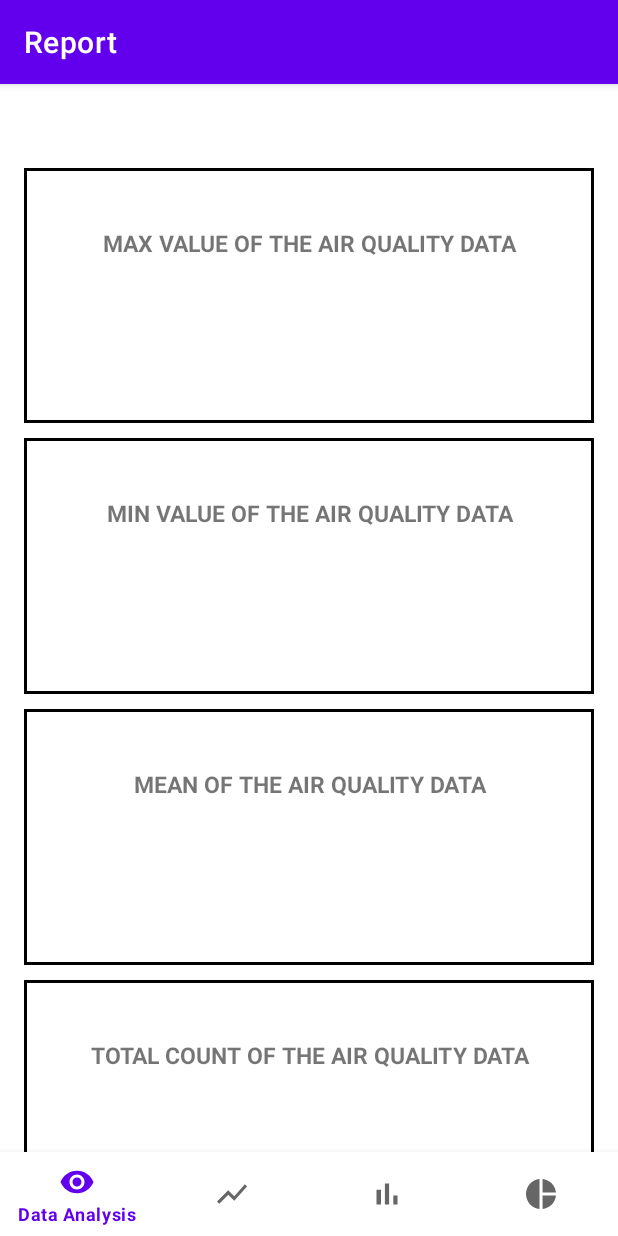
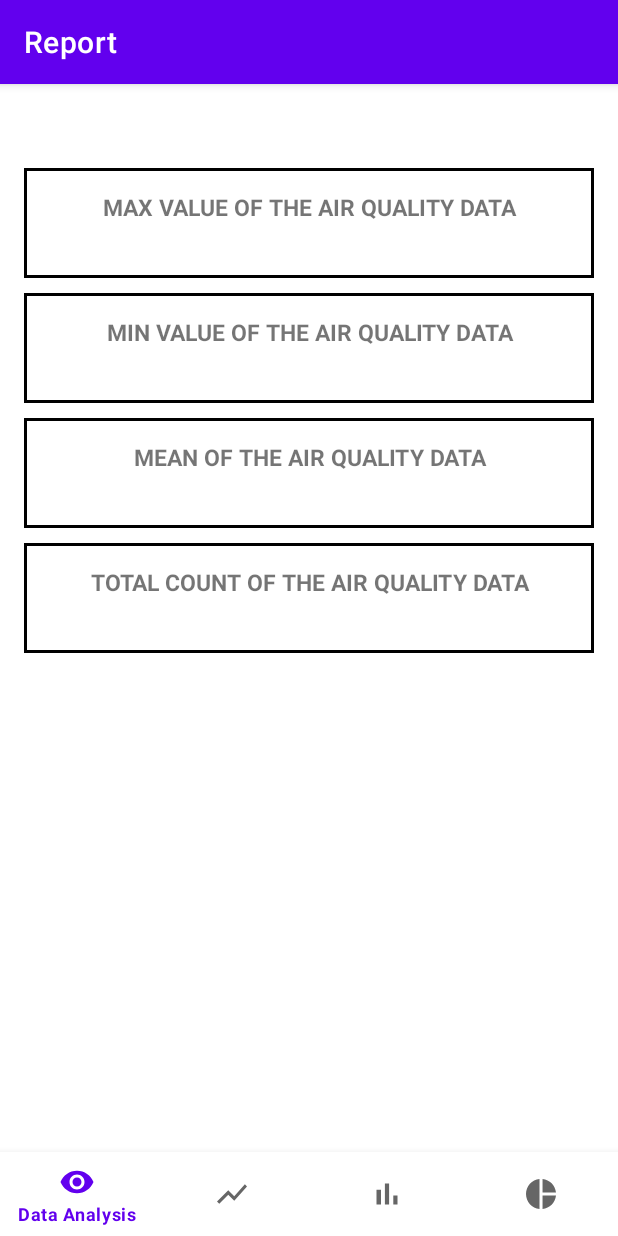
Before and after one commit to OguzKaanYazan/AirQualityMonitoring, an Android app: the SummaryFragment screen opened directly, with no data from a screen before it, on a phone screen of 412 x 824 dp. Run offline under Robolectric (Android 15) with nearby library versions, the light colour scheme and no system bars; our stand-ins replace navigation-ui; libraries missing offline, so code that uses them is left out: com.github.mikephil.charting.

Commit message:
Main Page and Data Analysis Page updated.

```diff
--- a/app/src/main/res/layout/fragment_summary.xml
+++ b/app/src/main/res/layout/fragment_summary.xml
@@ -1,10 +1,16 @@
 <?xml version="1.0" encoding="utf-8"?>
-<LinearLayout xmlns:android="http://schemas.android.com/apk/res/android"
+
+ <ScrollView xmlns:android="http://schemas.android.com/apk/res/android"
+android:layout_width="match_parent"
+    android:layout_height="wrap_content"
+    android:fillViewport="true">
+<LinearLayout
     android:layout_width="match_parent"
     android:layout_height="match_parent"
     android:paddingLeft="16dp"
     android:paddingRight="16dp"
     android:orientation="vertical">
+
 
     <LinearLayout
         android:layout_width="match_parent"
@@ -12,14 +18,13 @@
         android:background="@drawable/border"
         android:orientation="vertical"
         android:gravity="center"
-        android:layout_weight="1"
+        android:layout_weight="0.50"
 
 
         android:padding="15dp">
         <TextView
             android:layout_width="match_parent"
             android:layout_height="wrap_content"
-            android:layout_weight="1"
             android:textSize="15sp"
             android:textStyle="bold"
             android:text="MAX VALUE OF THE AIR QUALITY DATA"
@@ -29,10 +34,41 @@
         <TextView
             android:layout_width="match_parent"
             android:layout_height="wrap_content"
-            android:layout_weight="1"
             android:textSize="15sp"
             android:textStyle="bold"
+            android:layout_weight="0.25"
             android:id="@+id/airqmax"
+            android:gravity="center"
+            />
+    </LinearLayout>
+
+
+    <LinearLayout
+        android:layout_width="match_parent"
+        android:layout_height="wrap_content"
+        android:background="@drawable/border"
+        android:layout_marginTop="10dp"
+        android:orientation="vertical"
+        android:gravity="center"
+        android:layout_weight="0.50"
+
+        android:padding="15dp">
+
+        <TextView
+            android:layout_width="match_parent"
+            android:layout_height="wrap_content"
+            android:textSize="15sp"
+            android:textStyle="bold"
+            android:text="MIN VALUE OF THE AIR QUALITY DATA"
+            android:gravity="center"
+            />
+        <TextView
+            android:layout_width="match_parent"
+            android:layout_height="wrap_content"
+            android:layout_weight="0.25"
+            android:textSize="15sp"
+            android:textStyle="bold"
+            android:id="@+id/airqmin"
             android:gravity="center"
             />
     </LinearLayout>
@@ -44,44 +80,13 @@
         android:layout_marginTop="10dp"
         android:orientation="vertical"
         android:gravity="center"
-        android:layout_weight="1"
-
-        android:padding="15dp">
-
-        <TextView
-            android:layout_width="match_parent"
-            android:layout_height="wrap_content"
-            android:layout_weight="1"
-            android:textSize="15sp"
-            android:textStyle="bold"
-            android:text="MIN VALUE OF THE AIR QUALITY DATA"
-            android:gravity="center"
-            />
-        <TextView
-            android:layout_width="match_parent"
-            android:layout_height="wrap_content"
-            android:layout_weight="1"
-            android:textSize="15sp"
-            android:textStyle="bold"
-            android:id="@+id/airqmin"
-            android:gravity="center"
-            />
-    </LinearLayout>
-    <LinearLayout
-        android:layout_width="match_parent"
-        android:layout_height="wrap_content"
-        android:background="@drawable/border"
-        android:layout_marginTop="10dp"
-        android:orientation="vertical"
-        android:gravity="center"
-        android:layout_weight="1"
+        android:layout_weight="0.50"
 
 
         android:padding="15dp">
         <TextView
             android:layout_width="match_parent"
             android:layout_height="wrap_content"
-            android:layout_weight="1"
             android:textSize="15sp"
             android:textStyle="bold"
             android:text="MEAN OF THE AIR QUALITY DATA"
@@ -90,9 +95,9 @@
         <TextView
             android:layout_width="match_parent"
             android:layout_height="wrap_content"
-            android:layout_weight="1"
             android:textSize="15sp"
             android:textStyle="bold"
+            android:layout_weight="0.25"
             android:id="@+id/airqmean"
             android:gravity="center"
             />
@@ -104,14 +109,13 @@
         android:layout_marginTop="10dp"
         android:orientation="vertical"
         android:gravity="center"
-        android:layout_weight="1"
+        android:layout_weight="0.50"
 
 
         android:padding="15dp">
         <TextView
             android:layout_width="match_parent"
             android:layout_height="wrap_content"
-            android:layout_weight="1"
             android:textSize="15sp"
             android:textStyle="bold"
             android:text="TOTAL COUNT OF THE AIR QUALITY DATA"
@@ -121,7 +125,7 @@
         <TextView
             android:layout_width="match_parent"
             android:layout_height="wrap_content"
-            android:layout_weight="1"
+            android:layout_weight="0.50"
             android:textSize="15sp"
             android:textStyle="bold"
             android:id="@+id/airqcount"
@@ -129,5 +133,5 @@
 
             />
     </LinearLayout>
-
 </LinearLayout>
+</ScrollView>
```
Also changed, not shown: app/src/main/res/drawable/measurements.png, app/src/main/res/drawable/visualization.jpeg (added).
